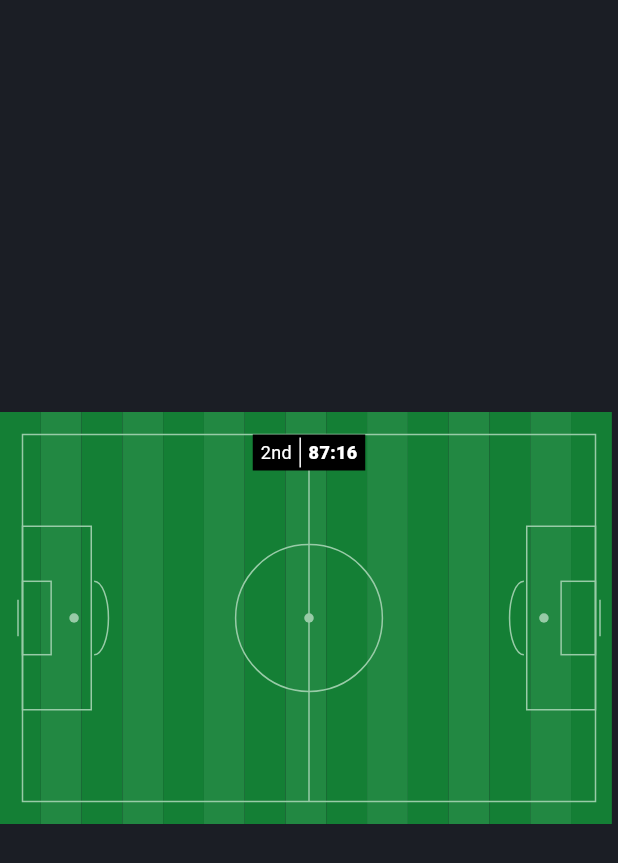
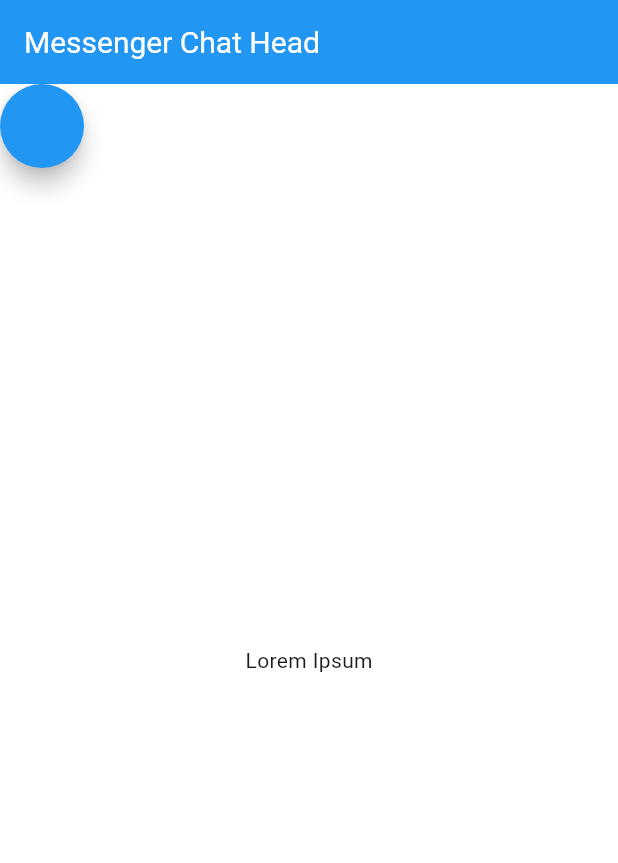
Before and after one commit to this-kin/flutter-animations, a Flutter app: the screen it shows after launch, on a phone screen of 412 x 824 dp. Shown: the top 863 px of the screen. Run offline on Flutter 3.47's test engine with Material 3 defaults, Android fonts, the phone set to English and light mode, and no system bars; our stand-ins replace device_preview; statements that could not run were skipped.

Commit message:
[added] messenger

```diff
--- a/lib/main.dart
+++ b/lib/main.dart
@@ -1,6 +1,7 @@
 import 'package:flutter/material.dart';
 import 'package:device_preview/device_preview.dart';
 import 'package:flutter_animation/football_pitch_painter/football_pitch.dart';
+import 'package:flutter_animation/messenger_chat_head/messenger_chat_head.dart';
 
 void main() {
   WidgetsFlutterBinding.ensureInitialized();
@@ -27,7 +28,7 @@
         // is not restarted.
         primarySwatch: Colors.blue,
       ),
-      home: const FootballPitch(),
+      home: const MessengerChat(),
     );
   }
 }
--- /dev/null
+++ b/lib/messenger_chat_head/constants/app_constants.dart
@@ -0,0 +1 @@
+const kDuration = Duration(milliseconds: 300);
--- /dev/null
+++ b/lib/messenger_chat_head/messenger_chat_head.dart
@@ -0,0 +1,46 @@
+import 'package:flutter/material.dart';
+import 'package:flutter_animation/messenger_chat_head/constants/app_constants.dart';
+
+class MessengerChat extends StatefulWidget {
+  const MessengerChat({super.key});
+
+  @override
+  State<MessengerChat> createState() => _MessengerChatState();
+}
+
+class _MessengerChatState extends State<MessengerChat> {
+  final GlobalKey _key = GlobalKey();
+
+  @override
+  Widget build(BuildContext context) {
+    return Scaffold(
+      appBar: AppBar(
+        backgroundColor: Colors.blue,
+        title: const Text(
+          "Messenger Chat Head",
+          style: TextStyle(color: Colors.white, fontSize: 20),
+        ),
+      ),
+      backgroundColor: Colors.white,
+      body: Stack(
+        children: [
+          const Center(
+            child: Text("Lorem Ipsum"),
+          ),
+          AnimatedPositioned(
+            child: FloatingActionButton(
+              key: _key,
+              backgroundColor: Colors.blue,
+              shape: RoundedRectangleBorder(
+                  borderRadius: BorderRadius.circular(50)),
+              onPressed: () {
+                debugPrint(" ${_key}")
+              },
+            ),
+            duration: kDuration,
+          )
+        ],
+      ),
+    );
+  }
+}
```
